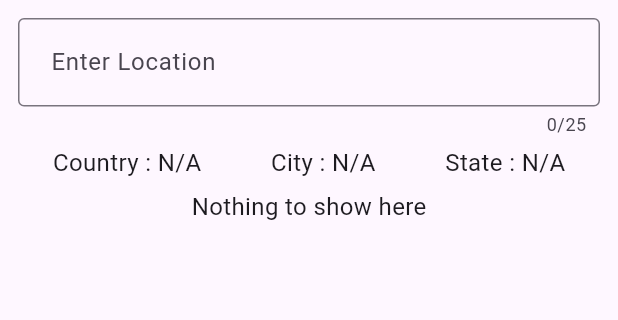
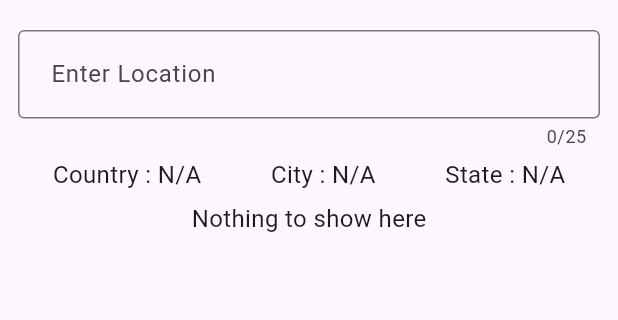
Before and after one commit to sajidrec/flutter_prayer_schedule, a Flutter app: the screen it shows after launch, on a phone screen of 412 x 824 dp, the part 84-404 px from its top. Run offline on Flutter 3.47's test engine with Material 3 defaults, Android fonts, the phone set to English and light mode, and no system bars.

Commit message:
fixed issue where Enter location half hidden if there is a result

```diff
--- a/lib/home_page.dart
+++ b/lib/home_page.dart
@@ -45,6 +45,9 @@ class _HomePageState extends State<HomePage> {
         child: SingleChildScrollView(
           child: Column(
             children: [
+              const SizedBox(
+                height: 8,
+              ),
               Form(
                 key: _globalSearchKey,
                 child: TextFormField(
```
